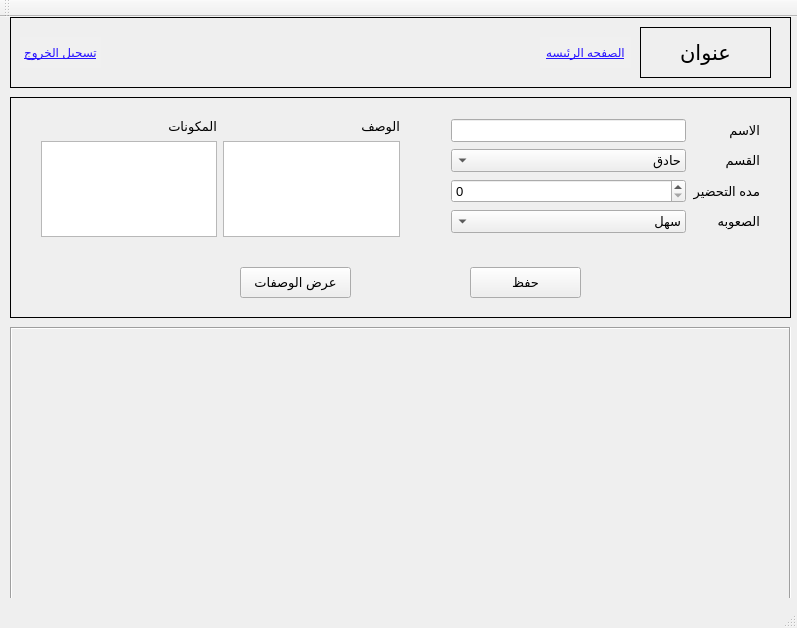
Before: the Qt Designer form RMS/mainwindow.ui in MohammedNaser28/Structure-Programming-project, drawn with Qt 5.
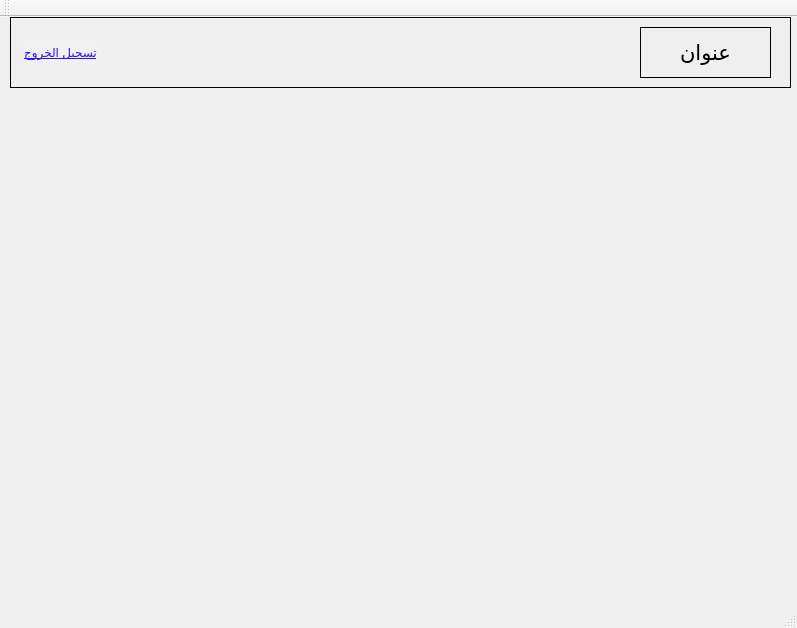
After: the same form once the commit is applied.

Diff of the .ui file:
```diff
--- a/RMS/mainwindow.ui
+++ b/RMS/mainwindow.ui
@@ -14,295 +14,6 @@
    <string>MainWindow</string>
   </property>
   <widget class="QWidget" name="centralWidget">
-   <widget class="QStackedWidget" name="stackedWidget">
-    <property name="geometry">
-     <rect>
-      <x>10</x>
-      <y>80</y>
-      <width>781</width>
-      <height>501</height>
-     </rect>
-    </property>
-    <property name="currentIndex">
-     <number>0</number>
-    </property>
-    <widget class="QWidget" name="home_page">
-     <widget class="QFrame" name="add_recipe">
-      <property name="geometry">
-       <rect>
-        <x>0</x>
-        <y>0</y>
-        <width>781</width>
-        <height>221</height>
-       </rect>
-      </property>
-      <property name="font">
-       <font>
-        <pointsize>14</pointsize>
-       </font>
-      </property>
-      <property name="frameShape">
-       <enum>QFrame::Shape::Box</enum>
-      </property>
-      <widget class="QPushButton" name="save_recipe_btn">
-       <property name="geometry">
-        <rect>
-         <x>460</x>
-         <y>170</y>
-         <width>111</width>
-         <height>31</height>
-        </rect>
-       </property>
-       <property name="font">
-        <font>
-         <pointsize>10</pointsize>
-        </font>
-       </property>
-       <property name="text">
-        <string>حفظ</string>
-       </property>
-      </widget>
-      <widget class="QWidget" name="layoutWidget">
-       <property name="geometry">
-        <rect>
-         <x>430</x>
-         <y>10</y>
-         <width>331</width>
-         <height>138</height>
-        </rect>
-       </property>
-       <layout class="QGridLayout" name="gridLayout">
-        <item row="0" column="1">
-         <widget class="QLineEdit" name="title_line">
-          <property name="font">
-           <font>
-            <pointsize>10</pointsize>
-           </font>
-          </property>
-          <property name="layoutDirection">
-           <enum>Qt::LayoutDirection::RightToLeft</enum>
-          </property>
-         </widget>
-        </item>
-        <item row="3" column="1">
-         <widget class="QComboBox" name="level_combobox">
-          <property name="font">
-           <font>
-            <pointsize>10</pointsize>
-           </font>
-          </property>
-          <property name="layoutDirection">
-           <enum>Qt::LayoutDirection::RightToLeft</enum>
-          </property>
-          <item>
-           <property name="text">
-            <string>سهل</string>
-           </property>
-          </item>
-          <item>
-           <property name="text">
-            <string>متوسط</string>
-           </property>
-          </item>
-          <item>
-           <property name="text">
-            <string>صعب</string>
-           </property>
-          </item>
-         </widget>
-        </item>
-        <item row="3" column="2">
-         <widget class="QLabel" name="label_6">
-          <property name="font">
-           <font>
-            <pointsize>10</pointsize>
-           </font>
-          </property>
-          <property name="text">
-           <string>الصعوبه</string>
-          </property>
-         </widget>
-        </item>
-        <item row="2" column="1">
-         <widget class="QSpinBox" name="cock_time_spinbox">
-          <property name="font">
-           <font>
-            <pointsize>10</pointsize>
-           </font>
-          </property>
-          <property name="layoutDirection">
-           <enum>Qt::LayoutDirection::LeftToRight</enum>
-          </property>
-         </widget>
-        </item>
-        <item row="0" column="2">
-         <widget class="QLabel" name="label_2">
-          <property name="font">
-           <font>
-            <pointsize>10</pointsize>
-           </font>
-          </property>
-          <property name="text">
-           <string>الاسم</string>
-          </property>
-         </widget>
-        </item>
-        <item row="1" column="1">
-         <widget class="QComboBox" name="category_combobox">
-          <property name="font">
-           <font>
-            <pointsize>10</pointsize>
-           </font>
-          </property>
-          <property name="layoutDirection">
-           <enum>Qt::LayoutDirection::RightToLeft</enum>
-          </property>
-          <item>
-           <property name="text">
-            <string>حادق</string>
-           </property>
-          </item>
-          <item>
-           <property name="text">
-            <string>حلو</string>
-           </property>
-          </item>
-         </widget>
-        </item>
-        <item row="1" column="2">
-         <widget class="QLabel" name="label_5">
-          <property name="font">
-           <font>
-            <pointsize>10</pointsize>
-           </font>
-          </property>
-          <property name="text">
-           <string>القسم</string>
-          </property>
-         </widget>
-        </item>
-        <item row="2" column="2">
-         <widget class="QLabel" name="label_4">
-          <property name="font">
-           <font>
-            <pointsize>10</pointsize>
-           </font>
-          </property>
-          <property name="text">
-           <string>مده التحضير</string>
-          </property>
-         </widget>
-        </item>
-       </layout>
-      </widget>
-      <widget class="QWidget" name="layoutWidget_2">
-       <property name="geometry">
-        <rect>
-         <x>20</x>
-         <y>10</y>
-         <width>381</width>
-         <height>141</height>
-        </rect>
-       </property>
-       <layout class="QGridLayout" name="gridLayout_2">
-        <item row="0" column="0">
-         <widget class="QLabel" name="label_7">
-          <property name="font">
-           <font>
-            <pointsize>10</pointsize>
-           </font>
-          </property>
-          <property name="text">
-           <string>المكونات</string>
-          </property>
-         </widget>
-        </item>
-        <item row="1" column="0">
-         <widget class="QPlainTextEdit" name="ingredients_text">
-          <property name="font">
-           <font>
-            <pointsize>10</pointsize>
-           </font>
-          </property>
-          <property name="layoutDirection">
-           <enum>Qt::LayoutDirection::RightToLeft</enum>
-          </property>
-         </widget>
-        </item>
-        <item row="0" column="1">
-         <widget class="QLabel" name="label_8">
-          <property name="font">
-           <font>
-            <pointsize>10</pointsize>
-           </font>
-          </property>
-          <property name="text">
-           <string>الوصف</string>
-          </property>
-         </widget>
-        </item>
-        <item row="1" column="1">
-         <widget class="QPlainTextEdit" name="description_text">
-          <property name="font">
-           <font>
-            <pointsize>10</pointsize>
-           </font>
-          </property>
-          <property name="layoutDirection">
-           <enum>Qt::LayoutDirection::RightToLeft</enum>
-          </property>
-         </widget>
-        </item>
-       </layout>
-      </widget>
-      <widget class="QPushButton" name="display_recipe_btn">
-       <property name="geometry">
-        <rect>
-         <x>230</x>
-         <y>170</y>
-         <width>111</width>
-         <height>31</height>
-        </rect>
-       </property>
-       <property name="font">
-        <font>
-         <pointsize>10</pointsize>
-        </font>
-       </property>
-       <property name="text">
-        <string>عرض الوصفات</string>
-       </property>
-      </widget>
-     </widget>
-     <widget class="QScrollArea" name="scrollArea">
-      <property name="geometry">
-       <rect>
-        <x>0</x>
-        <y>230</y>
-        <width>781</width>
-        <height>281</height>
-       </rect>
-      </property>
-      <property name="frameShape">
-       <enum>QFrame::Shape::Box</enum>
-      </property>
-      <property name="widgetResizable">
-       <bool>true</bool>
-      </property>
-      <widget class="QWidget" name="scrollAreaWidgetContents">
-       <property name="geometry">
-        <rect>
-         <x>0</x>
-         <y>0</y>
-         <width>777</width>
-         <height>277</height>
-        </rect>
-       </property>
-      </widget>
-     </widget>
-    </widget>
-    <widget class="QWidget" name="recipes_page"/>
-   </widget>
    <widget class="QFrame" name="upper_bar">
     <property name="geometry">
      <rect>
@@ -374,40 +85,6 @@
       <set>Qt::AlignmentFlag::AlignCenter</set>
      </property>
     </widget>
-    <widget class="QPushButton" name="home_page_btn">
-     <property name="geometry">
-      <rect>
-       <x>530</x>
-       <y>20</y>
-       <width>91</width>
-       <height>31</height>
-      </rect>
-     </property>
-     <property name="font">
-      <font>
-       <family>Segoe UI</family>
-       <pointsize>9</pointsize>
-       <italic>false</italic>
-       <bold>false</bold>
-       <underline>true</underline>
-      </font>
-     </property>
-     <property name="styleSheet">
-      <string notr="true">QPushButton
-{
-   border: none;
-   background-color: rgb(240, 240, 240);
-	text-decoration: underline;
-	font: 9pt &quot;Segoe UI&quot; rgb(0, 0, 0);
-	color: rgb(0, 0, 255)rgb(5, 80, 255);
-	color: rgb(39, 19, 255);
-
-}</string>
-     </property>
-     <property name="text">
-      <string>الصفحه الرئيسه</string>
-     </property>
-    </widget>
    </widget>
   </widget>
   <widget class="QMenuBar" name="menuBar">
```
